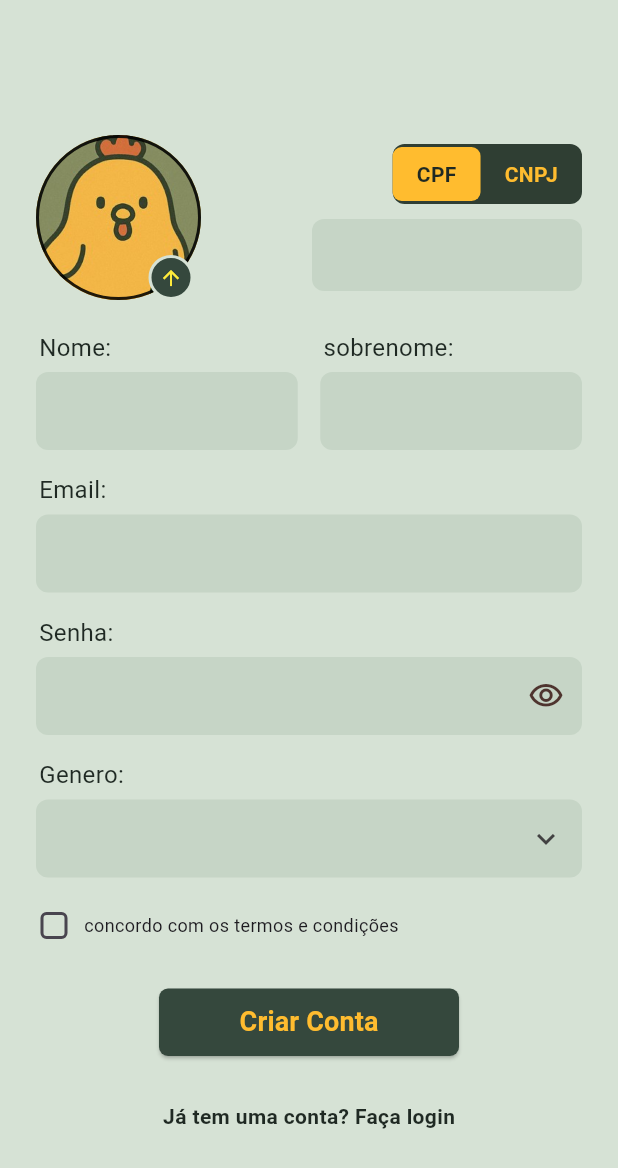
After one commit to Dollyn-boy/projeto_viveri, a Flutter app: the RegistrationScreen screen opened by its route, on a phone screen of 412 x 824 dp. The commit adds this screen. Shown: the top 1168 px of the screen. Run offline on Flutter 3.47's test engine with Material 3 defaults, Android fonts, the phone set to English and light mode, and no system bars; our stand-ins replace google_fonts.

Commit message:
tela_cadastro

```diff
--- a/lib/main.dart
+++ b/lib/main.dart
@@ -2,6 +2,7 @@ import 'package:flutter/material.dart';
 import 'package:viveri/pages/home/home_page.dart';
 import 'package:viveri/pages/home/onboarding/onboard_page.dart';
 import 'package:viveri/pages/home/splash/splash_page.dart';
+import 'pages/createCPF/registration_screen.dart';
 import 'pages/filtro_preco/filtro_preco_page.dart';
 import 'pages/alterar_senha/alterar_senha_page.dart';
 import 'pages/auth/recover_password_page.dart';
@@ -34,9 +35,7 @@ class MyApp extends StatelessWidget {
         '/login': (context) => const Scaffold(
               body: Center(child: Text("Aqui será o Login")), // por enquanto q nao tem login
         ),
-        '/cadastro': (context) => const Scaffold(
-              body: Center(child: Text("Aqui será o Cadastro")), // por enquanto q nao tem cadastro
-        ),
+        '/cadastro': (context) => const RegistrationScreen(),
 
 
         '/filtro-preco': (context) => const FiltroPrecoPage(),
--- /dev/null
+++ b/lib/pages/createCPF/registration_screen.dart
@@ -0,0 +1,437 @@
+// registration_screen.dart
+
+import 'package:flutter/material.dart';
+
+class RegistrationScreen extends StatefulWidget {
+  const RegistrationScreen({super.key});
+
+  @override
+  State<RegistrationScreen> createState() => _RegistrationScreenState();
+}
+
+class _RegistrationScreenState extends State<RegistrationScreen> {
+  // Cores extraídas da imagem
+  final Color bgLightGreen = const Color(0xFFD6E2D5);
+  final Color inputFillColor = const Color(0xFFC6D5C6);
+  final Color buttonColor = const Color(0xFF35483D);
+  final Color yellowAccent = const Color(0xFFFFBC2F);
+  final Color errorColor = const Color(0xFFA83232);
+  final Color labelColor = const Color(0xFF1F2923);
+
+  // Controladores e Estados
+  bool isCpfSelected = true;
+  bool obscurePassword = true;
+  bool termsAccepted = false;
+  String? genderValue;
+
+  final _formKey = GlobalKey<FormState>();
+
+  // Controladores de texto
+  final TextEditingController _docController = TextEditingController();
+  final TextEditingController _nameController = TextEditingController();
+  final TextEditingController _surnameController = TextEditingController();
+  final TextEditingController _emailController = TextEditingController();
+  final TextEditingController _passController = TextEditingController();
+
+  // Foco para exibir regras de senha
+  final FocusNode _passFocus = FocusNode();
+  bool _showPassRules = false;
+
+  @override
+  void initState() {
+    super.initState();
+    _passFocus.addListener(() {
+      setState(() {
+        _showPassRules = _passFocus.hasFocus || _passController.text.isNotEmpty;
+      });
+    });
+
+    // Listener para atualizar as regras da senha em tempo real
+    _passController.addListener(() {
+      setState(() {});
+    });
+  }
+
+  @override
+  void dispose() {
+    _docController.dispose();
+    _nameController.dispose();
+    _surnameController.dispose();
+    _emailController.dispose();
+    _passController.dispose();
+    _passFocus.dispose();
+    super.dispose();
+  }
+
+  // Lógica simples de validação de senha
+  bool get has8Chars => _passController.text.length >= 8;
+  bool get hasUpper => _passController.text.contains(RegExp(r'[A-Z]'));
+  bool get hasLower => _passController.text.contains(RegExp(r'[a-z]'));
+  bool get hasDigit => _passController.text.contains(RegExp(r'[0-9]'));
+  bool get hasSpecial => _passController.text.contains(RegExp(r'[!@#$%^&*(),.?":{}|<>]'));
+
+  @override
+  Widget build(BuildContext context) {
+    return Scaffold(
+      backgroundColor: bgLightGreen,
+      body: Center(
+        child: SingleChildScrollView(
+          padding: const EdgeInsets.symmetric(horizontal: 24.0, vertical: 40.0),
+          child: Form(
+            key: _formKey,
+            child: Column(
+              crossAxisAlignment: CrossAxisAlignment.stretch,
+              children: [
+                const SizedBox(height: 20),
+                // --- CABEÇALHO (Avatar e Toggle) ---
+                Row(
+                  crossAxisAlignment: CrossAxisAlignment.center,
+                  children: [
+                    // --- AQUI ESTÁ A ALTERAÇÃO DA IMAGEM ---
+                    Stack(
+                      children: [
+                        Container(
+                          width: 110, // Aumentei um pouco para 110
+                          height: 110,
+                          decoration: BoxDecoration(
+                            color: yellowAccent, // Cor de fundo caso a imagem tenha transparência
+                            shape: BoxShape.circle,
+                            border: Border.all(color: Colors.black87, width: 2), // Borda preta
+                            image: const DecorationImage(
+                              // Carrega a imagem do seu asset
+                              // Nota: Certifique-se de que 'assets/images/pinto.png' está configurado no pubspec.yaml
+                              image: AssetImage('assets/images/pinto.png'),
+                              fit: BoxFit.cover, // Preenche o círculo
+                            ),
+                          ),
+                        ),
+                        // Ícone da seta (Upload)
+                        Positioned(
+                          bottom: 0,
+                          right: 5,
+                          child: Container(
+                            width: 30,
+                            height: 30,
+                            padding: const EdgeInsets.all(4),
+                            decoration: BoxDecoration(
+                              color: const Color(0xFF35483D),
+                              shape: BoxShape.circle,
+                              border: Border.all(color: bgLightGreen, width: 2), // Borda clarinha para separar
+                            ),
+                            child: const Icon(Icons.arrow_upward, color: Colors.yellow, size: 16),
+                          ),
+                        )
+                      ],
+                    ),
+                    // ----------------------------------------
+
+                    const SizedBox(width: 20),
+                    // Toggle CPF/CNPJ
+                    Expanded(
+                      child: Column(
+                        crossAxisAlignment: CrossAxisAlignment.end,
+                        children: [
+                          Container(
+                            height: 40,
+                            decoration: BoxDecoration(
+                              color: const Color(0xFF2F3E33),
+                              borderRadius: BorderRadius.circular(8),
+                            ),
+                            child: Row(
+                              mainAxisSize: MainAxisSize.min,
+                              children: [
+                                _buildToggleButton("CPF", true),
+                                _buildToggleButton("CNPJ", false),
+                              ],
+                            ),
+                          ),
+                          const SizedBox(height: 10),
+                          // Campo Documento
+                            SizedBox(
+                            width: 180, // Largura fixa para alinhar com o design
+                            child: _buildTextField(
+                              controller: _docController,
+                              hint: "",
+                              // Simula o erro "Documento Inválido" da imagem
+                              validator: (value) {
+                                if (value == null || value.isEmpty) return "Documento Inválido!";
+                                return null;
+                              },
+                              isSmall: true
+                            ),
+                          ),
+                        ],
+                      ),
+                    )
+                  ],
+                ),
+
+                const SizedBox(height: 20),
+
+                // --- NOME E SOBRENOME ---
+                Row(
+                  children: [
+                    Expanded(
+                      child: Column(
+                        crossAxisAlignment: CrossAxisAlignment.start,
+                        children: [
+                          _buildLabel("Nome:"),
+                          _buildTextField(controller: _nameController, hint: ""),
+                        ],
+                      ),
+                    ),
+                    const SizedBox(width: 15),
+                    Expanded(
+                      child: Column(
+                        crossAxisAlignment: CrossAxisAlignment.start,
+                        children: [
+                          _buildLabel("sobrenome:"),
+                          _buildTextField(controller: _surnameController, hint: ""),
+                        ],
+                      ),
+                    ),
+                  ],
+                ),
+
+                const SizedBox(height: 15),
+
+                // --- EMAIL ---
+                _buildLabel("Email:"),
+                _buildTextField(
+                  controller: _emailController,
+                  hint: "",
+                  // Simula o erro "Email já cadastrado" se digitar "erro"
+                  validator: (value) {
+                    if (value != null && value.contains("erro")) return "Email já cadastrado!";
+                    return null;
+                  }
+                ),
+
+                const SizedBox(height: 15),
+
+                // --- SENHA ---
+                _buildLabel("Senha:"),
+                _buildTextField(
+                  controller: _passController,
+                  hint: "",
+                  obscureText: obscurePassword,
+                  focusNode: _passFocus,
+                  suffixIcon: IconButton(
+                    icon: Icon(
+                      obscurePassword ? Icons.visibility_outlined : Icons.visibility_off_outlined,
+                      color: Colors.brown[800],
+                    ),
+                    onPressed: () {
+                      setState(() {
+                        obscurePassword = !obscurePassword;
+                      });
+                    },
+                  ),
+                ),
+
+                // --- REGRAS DA SENHA (Aparece condicionalmente) ---
+                if (_showPassRules) ...[
+                  const SizedBox(height: 10),
+                  const Text("A senha deve conter:", style: TextStyle(fontSize: 12, fontWeight: FontWeight.bold)),
+                  const SizedBox(height: 5),
+                  _buildPassRule(has8Chars, "Mais de 8 caracteres"),
+                  _buildPassRule(hasUpper, "Conter letras maiúsculas"),
+                  _buildPassRule(hasLower, "Conter letras minúsculas"),
+                  _buildPassRule(hasDigit, "Incluir pelo menos um número"),
+                  _buildPassRule(hasSpecial, "Incluir pelo menos um caractere especial"),
+                ],
+
+                const SizedBox(height: 15),
+
+                // --- GÊNERO ---
+                _buildLabel("Genero:"),
+                DropdownButtonFormField<String>(
+                  value: genderValue,
+                  decoration: _inputDecoration(),
+                  icon: Icon(Icons.keyboard_arrow_down, color: Colors.grey[800]),
+                  items: ['Masculino', 'Feminino', 'Outro']
+                      .map((label) => DropdownMenuItem(
+                            value: label,
+                            child: Text(label),
+                          ))
+                      .toList(),
+                  onChanged: (value) {
+                    setState(() {
+                      genderValue = value;
+                    });
+                  },
+                ),
+
+                const SizedBox(height: 20),
+
+                // --- CHECKBOX TERMOS ---
+                Row(
+                  children: [
+                    SizedBox(
+                      width: 24,
+                      height: 24,
+                      child: Checkbox(
+                        value: termsAccepted,
+                        activeColor: buttonColor,
+                        shape: RoundedRectangleBorder(borderRadius: BorderRadius.circular(4)),
+                        onChanged: (v) => setState(() => termsAccepted = v!),
+                      ),
+                    ),
+                    const SizedBox(width: 8),
+                    const Text("concordo com os termos e condições", style: TextStyle(fontSize: 12)),
+                  ],
+                ),
+
+                const SizedBox(height: 30),
+
+                // --- BOTÃO CRIAR CONTA ---
+                Center(
+                  child: SizedBox(
+                    width: 200,
+                    height: 45,
+                    child: ElevatedButton(
+                      onPressed: () {
+                        // Valida o formulário para exibir os erros visuais
+                        if (_formKey.currentState!.validate()) {
+                          // Sucesso
+                        }
+                      },
+                      style: ElevatedButton.styleFrom(
+                        backgroundColor: buttonColor,
+                        shape: RoundedRectangleBorder(
+                          borderRadius: BorderRadius.circular(6),
+                        ),
+                      ),
+                      child: const Text(
+                        "Criar Conta",
+                        style: TextStyle(color: Color(0xFFFFBC2F), fontSize: 18, fontWeight: FontWeight.bold),
+                      ),
+                    ),
+                  ),
+                ),
+
+                const SizedBox(height: 30),
+
+                // --- FOOTER LOGIN ---
+                const Center(
+                  child: Text(
+                    "Já tem uma conta? Faça login",
+                    style: TextStyle(color: Color(0xFF1F2923), fontWeight: FontWeight.w600),
+                  ),
+                ),
+              ],
+            ),
+          ),
+        ),
+      ),
+    );
+  }
+
+  // --- WIDGETS AUXILIARES ---
+
+  Widget _buildLabel(String text) {
+    return Padding(
+      padding: const EdgeInsets.only(bottom: 5.0, left: 2.0),
+      child: Text(
+        text,
+        style: TextStyle(fontSize: 16, color: labelColor, fontWeight: FontWeight.w400),
+      ),
+    );
+  }
+
+  Widget _buildTextField({
+    required TextEditingController controller,
+    required String hint,
+    bool obscureText = false,
+    Widget? suffixIcon,
+    FocusNode? focusNode,
+    String? Function(String?)? validator,
+    bool isSmall = false,
+  }) {
+    return TextFormField(
+      controller: controller,
+      obscureText: obscureText,
+      focusNode: focusNode,
+      validator: validator,
+      cursorColor: buttonColor,
+      decoration: _inputDecoration().copyWith(
+        suffixIcon: suffixIcon,
+        errorStyle: TextStyle(
+          color: errorColor,
+          fontSize: 12,
+        ),
+        // Pequeno ajuste de altura se for o campo pequeno
+        contentPadding: isSmall ? const EdgeInsets.symmetric(horizontal: 10, vertical: 8) : null,
+      ),
+    );
+  }
+
+  InputDecoration _inputDecoration() {
+    return InputDecoration(
+      filled: true,
+      fillColor: inputFillColor,
+      border: OutlineInputBorder(
+        borderRadius: BorderRadius.circular(8.0),
+        borderSide: BorderSide.none,
+      ),
+      enabledBorder: OutlineInputBorder(
+        borderRadius: BorderRadius.circular(8.0),
+        borderSide: BorderSide.none,
+      ),
+      focusedBorder: OutlineInputBorder(
+        borderRadius: BorderRadius.circular(8.0),
+        borderSide: const BorderSide(color: Colors.black12),
+      ),
+      errorBorder: OutlineInputBorder( // Borda vermelha igual imagem 3
+        borderRadius: BorderRadius.circular(8.0),
+        borderSide: BorderSide(color: errorColor, width: 1.0),
+      ),
+      focusedErrorBorder: OutlineInputBorder(
+        borderRadius: BorderRadius.circular(8.0),
+        borderSide: BorderSide(color: errorColor, width: 1.5),
+      ),
+      contentPadding: const EdgeInsets.symmetric(horizontal: 15, vertical: 14),
+    );
+  }
+
+  Widget _buildToggleButton(String text, bool isCpf) {
+    final bool isSelected = isCpfSelected == isCpf;
+    return GestureDetector(
+      onTap: () {
+        setState(() {
+          isCpfSelected = isCpf;
+        });
+      },
+      child: Container(
+        padding: const EdgeInsets.symmetric(horizontal: 16, vertical: 8),
+        decoration: BoxDecoration(
+          color: isSelected ? yellowAccent : Colors.transparent,
+          borderRadius: BorderRadius.circular(6),
+        ),
+        child: Text(
+          text,
+          style: TextStyle(
+            fontWeight: FontWeight.bold,
+            color: isSelected ? labelColor : yellowAccent,
+          ),
+        ),
+      ),
+    );
+  }
+
+  Widget _buildPassRule(bool isValid, String text) {
+    return Padding(
+      padding: const EdgeInsets.only(bottom: 2.0),
+      child: Row(
+        children: [
+          Icon(Icons.circle, size: 8, color: isValid ? Colors.green[800] : errorColor),
+          const SizedBox(width: 8),
+          Text(
+            text,
+            style: TextStyle(fontSize: 11, color: Colors.grey[800]),
+          ),
+        ],
+      ),
+    );
+  }
+}
```
Also changed, not shown: assets/images/pinto.png (added).
